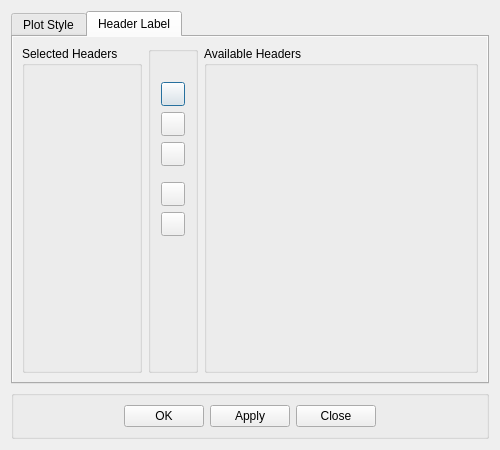
First picture: the form in SeiSeeMp/axisdialog.ui, repository wangweiwei104/SeiSee, before the edit.
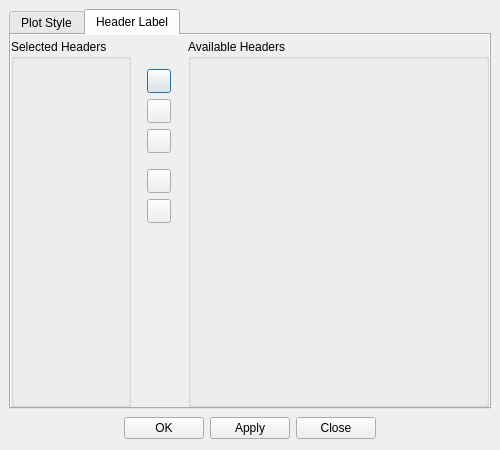
Second picture: the form after the edit. The open tabs and pages were chosen to show the change. Icons and pictures are not drawn. Custom widgets are drawn as their Qt base class.

Diff of the .ui file:
```diff
--- a/SeiSeeMp/axisdialog.ui
+++ b/SeiSeeMp/axisdialog.ui
@@ -17,6 +17,18 @@
    <string>Axes Setup</string>
   </property>
   <layout class="QVBoxLayout" name="verticalLayout_2">
+   <property name="leftMargin">
+    <number>9</number>
+   </property>
+   <property name="topMargin">
+    <number>9</number>
+   </property>
+   <property name="rightMargin">
+    <number>9</number>
+   </property>
+   <property name="bottomMargin">
+    <number>9</number>
+   </property>
    <item>
     <widget class="QTabWidget" name="tabWidget">
      <property name="currentIndex">
@@ -340,6 +352,18 @@
        <string>Header Label</string>
       </attribute>
       <layout class="QVBoxLayout" name="verticalLayout_5">
+       <property name="leftMargin">
+        <number>0</number>
+       </property>
+       <property name="topMargin">
+        <number>4</number>
+       </property>
+       <property name="rightMargin">
+        <number>0</number>
+       </property>
+       <property name="bottomMargin">
+        <number>0</number>
+       </property>
        <item>
         <layout class="QHBoxLayout" name="horizontalLayout">
          <item>
@@ -362,7 +386,7 @@
           </widget>
          </item>
          <item>
-          <widget class="QGroupBox" name="groupBox_4">
+          <widget class="QFrame" name="frame_4">
            <property name="sizePolicy">
             <sizepolicy hsizetype="Fixed" vsizetype="Expanding">
              <horstretch>0</horstretch>
@@ -375,9 +399,6 @@
              <height>0</height>
             </size>
            </property>
-           <property name="title">
-            <string/>
-           </property>
            <layout class="QVBoxLayout" name="headerActionsLayout">
             <property name="spacing">
              <number>6</number>
@@ -588,17 +609,29 @@
     </widget>
    </item>
    <item>
-    <widget class="QGroupBox" name="groupBox_3">
+    <widget class="QFrame" name="frame_3">
      <property name="sizePolicy">
       <sizepolicy hsizetype="Preferred" vsizetype="Fixed">
        <horstretch>0</horstretch>
        <verstretch>0</verstretch>
       </sizepolicy>
      </property>
-     <property name="title">
-      <string/>
-     </property>
      <layout class="QHBoxLayout" name="horizontalLayout_2">
+      <property name="spacing">
+       <number>6</number>
+      </property>
+      <property name="leftMargin">
+       <number>2</number>
+      </property>
+      <property name="topMargin">
+       <number>2</number>
+      </property>
+      <property name="rightMargin">
+       <number>2</number>
+      </property>
+      <property name="bottomMargin">
+       <number>2</number>
+      </property>
       <item>
        <spacer name="horizontalSpacer">
         <property name="orientation">
```
Left out of the diff: 15 changed lines with no effect on the pictures.
